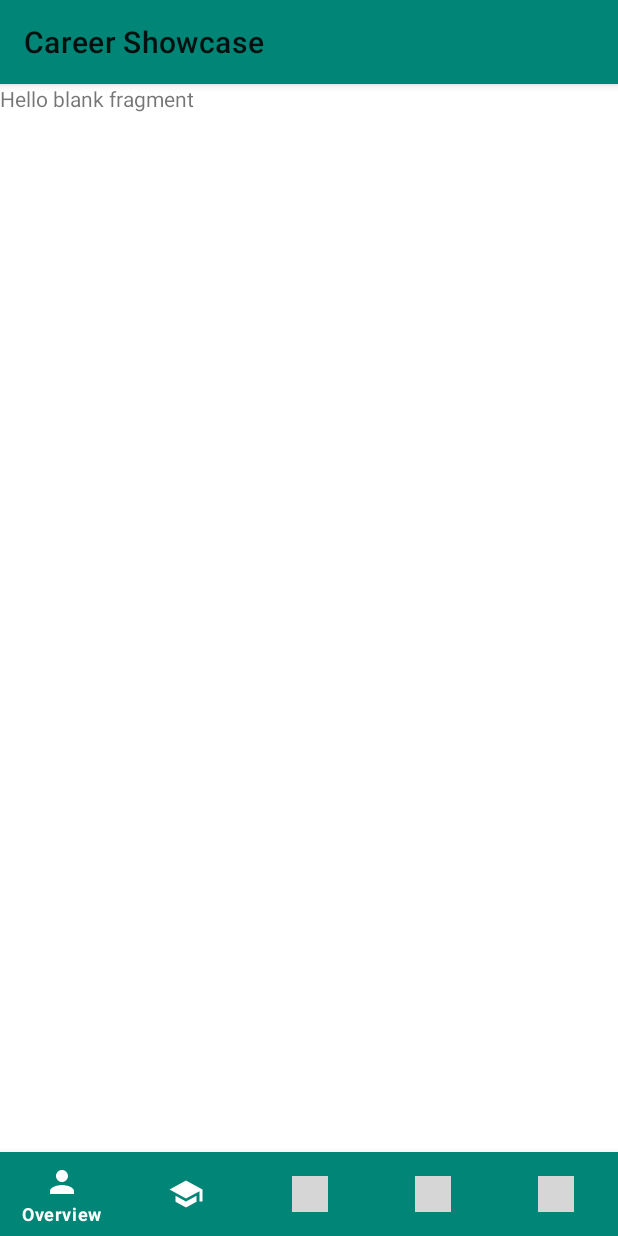
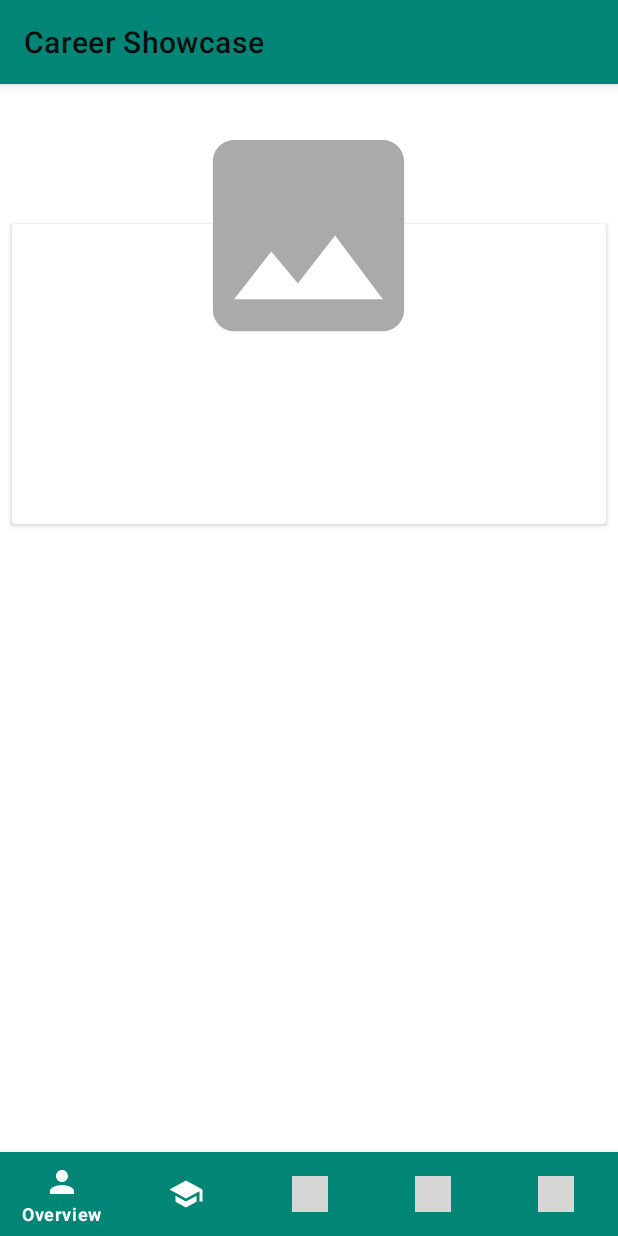
Before and after one commit to AlAskalany/CareerShowcase, an Android app: the screen it shows after launch (MainActivity), on a phone screen of 412 x 824 dp. Run offline under Robolectric (Android 15) with nearby library versions, the phone set to English and light mode, and no system bars; grey boxes are pictures that could not be loaded.

Commit message:
Temp image for loading

```diff
--- a/app/build.gradle
+++ b/app/build.gradle
@@ -39,4 +39,5 @@ dependencies {
     testImplementation 'junit:junit:4.12'
     androidTestImplementation "androidx.test:runner:$rootProject.testRunnerVersion"
     androidTestImplementation "androidx.test.espresso:espresso-core:$rootProject.espressoVersion"
+    implementation 'com.android.support.constraint:constraint-layout:1.1.3'
 }
--- /dev/null
+++ b/app/src/main/res/drawable/ic_image_black_24dp.xml
@@ -0,0 +1,10 @@
+<vector xmlns:android="http://schemas.android.com/apk/res/android"
+    android:width="170dp"
+    android:height="170dp"
+    android:autoMirrored="true"
+    android:viewportWidth="24.0"
+    android:viewportHeight="24.0">
+    <path
+        android:fillColor="#FF000000"
+        android:pathData="M21,19V5c0,-1.1 -0.9,-2 -2,-2H5c-1.1,0 -2,0.9 -2,2v14c0,1.1 0.9,2 2,2h14c1.1,0 2,-0.9 2,-2zM8.5,13.5l2.5,3.01L14.5,12l4.5,6H5l3.5,-4.5z" />
+</vector>
--- a/app/src/main/res/layout/fragment_overview.xml
+++ b/app/src/main/res/layout/fragment_overview.xml
@@ -1,14 +1,30 @@
 <?xml version="1.0" encoding="utf-8"?>
-<FrameLayout xmlns:android="http://schemas.android.com/apk/res/android"
-    xmlns:tools="http://schemas.android.com/tools"
-    android:layout_width="match_parent"
-    android:layout_height="match_parent"
-    tools:context=".ui.OverviewFragment">
+<androidx.constraintlayout.widget.ConstraintLayout xmlns:android="http://schemas.android.com/apk/res/android"
+                                                   xmlns:app="http://schemas.android.com/apk/res-auto"
+                                                   xmlns:tools="http://schemas.android.com/tools"
+                                                   android:layout_width="match_parent"
+                                                   android:layout_height="match_parent"
+                                                   tools:context=".ui.OverviewFragment">
 
     <!-- TODO: Update blank fragment layout -->
-    <TextView
-        android:layout_width="match_parent"
-        android:layout_height="match_parent"
-        android:text="@string/hello_blank_fragment" />
 
-</FrameLayout>
+    <ImageView
+        android:id="@+id/imageView"
+        android:layout_width="wrap_content"
+        android:layout_height="wrap_content"
+        android:layout_marginTop="16dp"
+        android:elevation="3dp"
+        android:tint="@android:color/darker_gray"
+        app:layout_constraintEnd_toEndOf="parent"
+        app:layout_constraintHorizontal_bias="0.498"
+        app:layout_constraintStart_toStartOf="parent"
+        app:layout_constraintTop_toTopOf="parent"
+        app:srcCompat="@drawable/ic_image_black_24dp" />
+    <androidx.cardview.widget.CardView
+            android:layout_width="0dp"
+            android:layout_height="200dp"
+            android:id="@+id/cardView" android:layout_marginTop="77dp"
+            app:layout_constraintEnd_toEndOf="parent" app:layout_constraintTop_toTopOf="@+id/imageView"
+            app:layout_constraintStart_toStartOf="parent"
+            android:layout_marginStart="8dp" android:layout_marginEnd="8dp"/>
+</androidx.constraintlayout.widget.ConstraintLayout>
```
